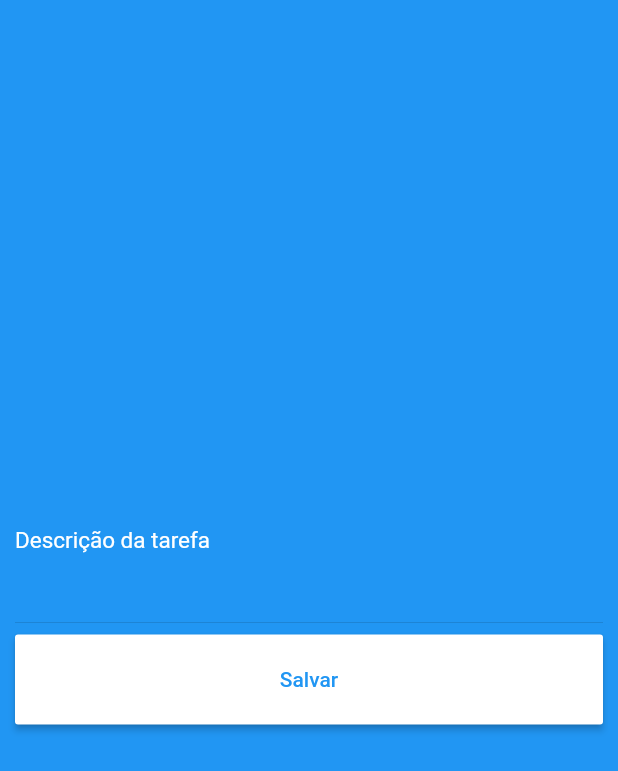
After one commit to xxsilvoxx/adscomputacaomovel, a Flutter app: the screen it shows after launch, after a tap on the "add" icon, on a phone screen of 412 x 824 dp. The commit adds this screen. Shown: the top 771 px of the screen. Run offline on Flutter 3.47's test engine with Material 2 defaults, Android fonts, the phone set to English and light mode, and no system bars.

Commit message:
Adicionado rota para cadastro de tarefas

```diff
--- a/tarefas/lib/main.dart
+++ b/tarefas/lib/main.dart
@@ -7,6 +7,7 @@ class MyApp extends StatelessWidget {
   @override
   Widget build(BuildContext context) {
     return MaterialApp(
+      debugShowCheckedModeBanner: false,
       title: 'Flutter Demo',
       theme: ThemeData(
         primarySwatch: Colors.blue,
--- /dev/null
+++ b/tarefas/lib/pages/cadastroTarefas.dart
@@ -0,0 +1,55 @@
+import 'package:flutter/material.dart';
+
+class CadastroTarefas extends StatelessWidget {
+  TextEditingController tfDescricaoTarefa = TextEditingController();
+
+  void _enviarDados(BuildContext context) {
+    String descricao = tfDescricaoTarefa.text;
+    Navigator.pop(context, descricao);
+  }
+
+  @override
+  Widget build(BuildContext context) {
+    return Scaffold(
+      backgroundColor: Colors.blue,
+      body: Padding(
+        padding: const EdgeInsets.all(10),
+        child: Center(
+          child: Column(
+            crossAxisAlignment: CrossAxisAlignment.stretch,
+            mainAxisAlignment: MainAxisAlignment.center,
+            children: <Widget>[
+              _criaTextFormField(),
+              Divider(),
+              ButtonTheme(
+                height: 60.0,
+                child: RaisedButton(
+                  color: Colors.white,
+                  child: Text(
+                    'Salvar',
+                    style: TextStyle(color: Colors.blue),
+                  ),
+                  onPressed: () {
+                    _enviarDados(context);
+                  },
+                ),
+              )
+            ],
+          ),
+        ),
+      ),
+    );
+  }
+
+  Widget _criaTextFormField() {
+    return TextFormField(
+      autofocus: true,
+      controller: tfDescricaoTarefa,
+      keyboardType: TextInputType.text,
+      style: TextStyle(fontSize: 20, color: Colors.white),
+      decoration: InputDecoration(
+          labelText: 'Descrição da tarefa',
+          labelStyle: TextStyle(color: Colors.white)),
+    );
+  }
+}
--- a/tarefas/lib/pages/home.dart
+++ b/tarefas/lib/pages/home.dart
@@ -1,25 +1,43 @@
 import 'package:flutter/material.dart';
 import 'package:tarefas/models/tarefa.dart';
+import 'package:tarefas/pages/cadastroTarefas.dart';
 
 class Home extends StatefulWidget {
   var tarefas = new List<Tarefa>();
 
   Home() {
     tarefas = [];
-    tarefas.add(new Tarefa(id: 1, descricao: 'Lavar louça', pronta: false));
-    tarefas.add(new Tarefa(id: 2, descricao: 'Estudar', pronta: false));
-    tarefas.add(new Tarefa(id: 3, descricao: 'Pagar boleto', pronta: false));
   }
   @override
   _HomeState createState() => _HomeState();
 }
 
 class _HomeState extends State<Home> {
+  void _abrirPaginaDeCadastro(BuildContext context) async {
+    final resultado = await Navigator.push(
+        context,
+        MaterialPageRoute(
+          builder: (context) => CadastroTarefas(),
+        ));
+    if (resultado != null && resultado.length > 0) {
+      _addTarefa(resultado);
+    }
+  }
+
+  void _addTarefa(String descricao) {
+    setState(() {
+      widget.tarefas.add(
+        new Tarefa(
+            id: widget.tarefas.length + 1, descricao: descricao, pronta: false),
+      );
+    });
+  }
+
   @override
   Widget build(BuildContext context) {
     return Scaffold(
       appBar: AppBar(
-        title: Text('Todo'),
+        title: Text('Tarefas'),
         actions: <Widget>[
           PopupMenuButton(itemBuilder: (BuildContext contect) {
             return [
@@ -33,8 +51,21 @@ class _HomeState extends State<Home> {
         itemCount: widget.tarefas.length,
         itemBuilder: (BuildContext ct, int index) {
           final tarefa = widget.tarefas[index];
-          return Text(tarefa.descricao);
+          return CheckboxListTile(
+              title: Text(tarefa.descricao),
+              value: tarefa.pronta,
+              onChanged: (value) {
+                setState(() {
+                  tarefa.pronta = value;
+                });
+              });
         },
+      ),
+      floatingActionButton: FloatingActionButton(
+        onPressed: () {
+          _abrirPaginaDeCadastro(context);
+        },
+        child: Icon(Icons.add),
       ),
     );
   }
```
